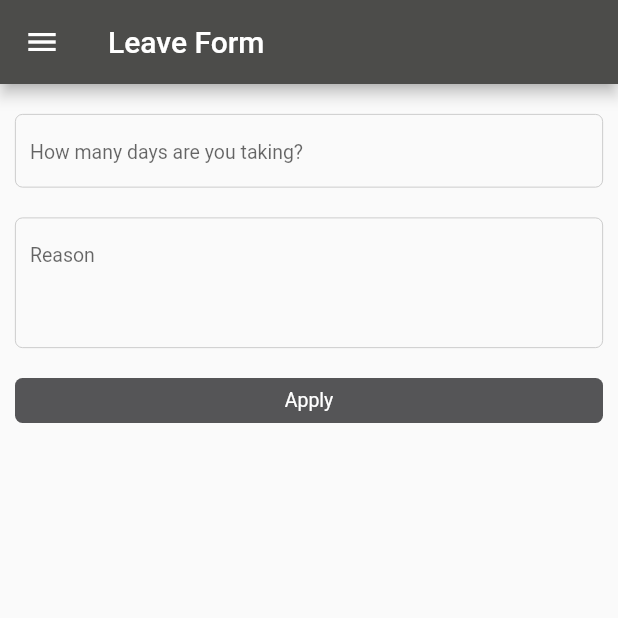
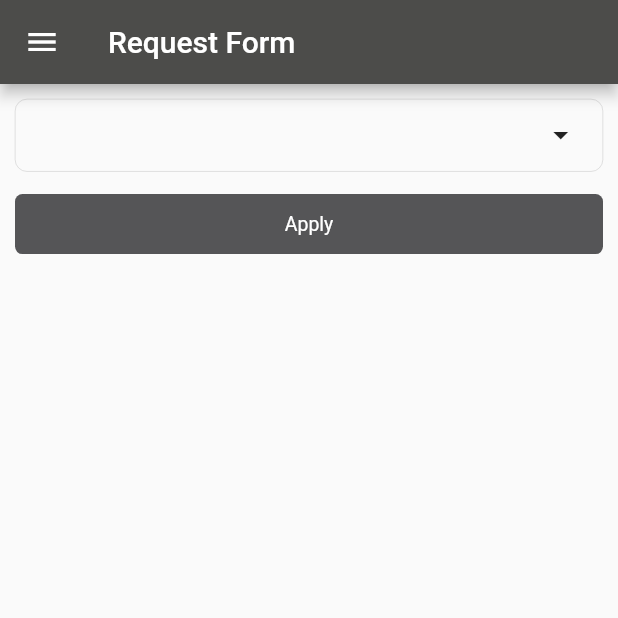
Before and after one commit to Nizam310/ess, a Flutter app: the DashBoard screen opened by its route, after a tap on "Apply for leave", on a phone screen of 412 x 824 dp, the top half of it. Run offline on Flutter 3.47's test engine with Material 2 defaults, Android fonts, the light colour scheme and no system bars; our stand-ins replace nb_utils; network calls fail.

Commit message:
new changes

```diff
--- a/lib/common_widgets/button.dart
+++ b/lib/common_widgets/button.dart
@@ -1,4 +1,5 @@
 import 'package:flutter/material.dart';
+import 'package:nb_utils/nb_utils.dart';
 
 class CusButton extends StatefulWidget {
   final String text;
@@ -43,13 +44,13 @@ class _CusButtonState extends State<CusButton> {
                 : (const Color(0xFF717173)),
             borderRadius: BorderRadius.circular(5),
           ),
-          height: 30,
+          height: 40,
           child: Center(
               child: Text(
             widget.text,
             style:
-                TextStyle(color: widget.textColor, fontSize: widget.textSize),
-          )),
+                TextStyle(color: widget.textColor??white, fontSize: widget.textSize),
+          )).paddingSymmetric(horizontal: 10,),
         ),
       ),
     );
--- /dev/null
+++ b/lib/common_widgets/drop_down.dart
@@ -0,0 +1,62 @@
+import 'package:flutter/material.dart';
+
+typedef ItemBuilder<T> = Widget Function(T item);
+typedef OnChanged<T> = void Function(T? value);
+
+class CusDropdown<T> extends StatelessWidget {
+  final List<T> items;
+  final T? value;
+  final ItemBuilder<T> itemBuilder;
+  final OnChanged<T>? onChanged;
+  final double? horPadding;
+  final double? verPadding;
+  const CusDropdown({
+    Key? key,
+    required this.items,
+    required this.itemBuilder,
+    this.value,
+    this.onChanged,
+    this.horPadding,
+    this.verPadding,
+  }) : super(key: key);
+
+  @override
+  Widget build(BuildContext context) {
+    return Container(
+      margin: EdgeInsets.symmetric(
+          horizontal: horPadding ?? 10, vertical: verPadding ?? 10),
+      padding: const EdgeInsets.symmetric(horizontal: 16.0),
+      decoration: BoxDecoration(
+        borderRadius: BorderRadius.circular(8.0),
+        border: Border.all(
+          color: Colors.grey,
+          width: 0.2,
+        ),
+      ),
+      child: Row(
+        children: [
+          Expanded(
+            child: DropdownButton<T>(
+              key: UniqueKey(),
+              value: value,
+              items: items
+                  .map<DropdownMenuItem<T>>((item) => DropdownMenuItem<T>(
+                        value: item,
+                        child: itemBuilder(item),
+                      ))
+                  .toList(),
+              onChanged: onChanged,
+              underline: Container(
+                height: 0,
+                color: Colors.transparent,
+              ),
+              icon: const Icon(null),
+              focusColor: Colors.transparent,
+            ),
+          ),
+          const Icon(Icons.arrow_drop_down)
+        ],
+      ),
+    );
+  }
+}
--- a/lib/dash_board/dash_board_provider.dart
+++ b/lib/dash_board/dash_board_provider.dart
@@ -1,8 +1,8 @@
 import 'package:employee_self_service_flutter/home/home_page.dart';
 import 'package:flutter/foundation.dart';
 
-import '../leave_form/leave_form.dart';
 import '../profile/profile.dart';
+import '../request_form/request_form.dart';
 import '../settings/settings.dart';
 
 class DashBoardVm extends ChangeNotifier {
@@ -12,7 +12,7 @@ class DashBoardVm extends ChangeNotifier {
   final List screen = const [
     Home(),
     Profile(),
-    LeaveForm(),
+    RequestForm(),
     Settings(),
   ];
 
--- a/lib/dash_board/dash_board_screen.dart
+++ b/lib/dash_board/dash_board_screen.dart
@@ -24,7 +24,7 @@ class DashBoard extends StatelessWidget {
                 : data.index == 1
                     ? "Profile"
                     : data.index == 2
-                        ? "Leave Form"
+                        ? "Request Form"
                         : data.index == 3
                             ? "Settings"
                             : ""),
@@ -89,7 +89,7 @@ class CusDrawer extends StatelessWidget {
           ),
           CusCard(
             icon: Icons.receipt_long,
-            title: "Leave Apply",
+            title: "Request Form",
             onTap: () {
               data.index = 2;
               Navigator.of(context).pop();
--- /dev/null
+++ b/lib/enum/enum.dart
@@ -0,0 +1,5 @@
+enum RequestType {
+  Leave,
+  Certificates,
+
+}
--- a/lib/leave_form/leave_form.dart
+++ /dev/null
@@ -1,49 +0,0 @@
-import 'package:employee_self_service_flutter/common_widgets/button.dart';
-import 'package:employee_self_service_flutter/common_widgets/text_field.dart';
-import 'package:employee_self_service_flutter/dash_board/dash_board_provider.dart';
-import 'package:employee_self_service_flutter/leave_form/leave_form_provider.dart';
-import 'package:flutter/cupertino.dart';
-import 'package:nb_utils/nb_utils.dart';
-import 'package:provider/provider.dart';
-
-class LeaveForm extends StatelessWidget {
-
-  const LeaveForm({Key? key,}) : super(key: key);
-
-  @override
-  Widget build(BuildContext context) {
-    return ChangeNotifierProvider(
-      create: (_) => LeaveFormVm(),
-      child: Consumer2<LeaveFormVm, DashBoardVm>(
-          builder: (context, data, dashData, _) {
-        return SingleChildScrollView(
-          child: Column(
-            children: [
-              CusTextField(
-                controller: data.days,
-                onChanged: (val) {},
-                hintText: "How many days are you taking?",
-              ).paddingSymmetric(horizontal: 10, vertical: 10),
-              CusTextField(
-                controller: data.reason,
-                onChanged: (val) {},
-                maxLines: 3,
-                hintText: "Reason",
-              ).paddingSymmetric(horizontal: 10, vertical: 10),
-              CusButton(
-                text: "Apply",
-                onTap: () {
-                  dashData.index = 0;
-                  dashData.refresh();
-                },
-                // color: const red,
-                textColor: CupertinoColors.white,
-                textSize: 13,
-              ).paddingSymmetric(horizontal: 10, vertical: 10),
-            ],
-          ).paddingSymmetric(vertical: 10),
-        );
-      }),
-    );
-  }
-}
--- a/lib/leave_form/leave_form_provider.dart
+++ /dev/null
@@ -1,6 +0,0 @@
-import 'package:flutter/material.dart';
-
-class LeaveFormVm extends ChangeNotifier{
-  TextEditingController reason = TextEditingController();
-  TextEditingController days = TextEditingController();
-}
--- a/lib/main.dart
+++ b/lib/main.dart
@@ -3,7 +3,7 @@ import 'package:employee_self_service_flutter/login/login_screen.dart';
 import 'package:flutter/material.dart';
 
 import 'dash_board/dash_board_screen.dart';
-import 'leave_form/leave_form.dart';
+import 'request_form/request_form.dart';
 
 void main() {
   runApp(const MyApp());
@@ -30,7 +30,7 @@ class MyApp extends StatelessWidget {
         '/dash': (context) => const DashBoard(),
         '/home': (context) => const Home(),
         '/profile': (context) => const DashBoard(),
-        '/leave': (context) => const LeaveForm(),
+        '/leave': (context) => const RequestForm(),
       },
     );
   }
--- /dev/null
+++ b/lib/request_form/request_form.dart
@@ -0,0 +1,119 @@
+import 'package:employee_self_service_flutter/common_widgets/button.dart';
+import 'package:employee_self_service_flutter/common_widgets/text_field.dart';
+import 'package:employee_self_service_flutter/dash_board/dash_board_provider.dart';
+import 'package:employee_self_service_flutter/request_form/request_form_provider.dart';
+import 'package:flutter/cupertino.dart';
+import 'package:flutter/material.dart';
+import 'package:nb_utils/nb_utils.dart';
+import 'package:provider/provider.dart';
+
+import '../common_widgets/drop_down.dart';
+import '../enum/enum.dart';
+
+class RequestForm extends StatelessWidget {
+  const RequestForm({
+    Key? key,
+  }) : super(key: key);
+
+  @override
+  Widget build(BuildContext context) {
+    return ChangeNotifierProvider(
+      create: (_) => RequestFormVm(),
+      child: Consumer2<RequestFormVm, DashBoardVm>(
+          builder: (context, data, dashData, _) {
+        return SingleChildScrollView(
+          child: Column(
+            children: [
+              CusDropdown<RequestType>(
+                verPadding: 5,
+                value: data.type,
+                items: RequestType.values,
+                itemBuilder: (type) => Text(type.name),
+                onChanged: (RequestType? value) {
+                  if (value != null) data.type = value;
+                  data.refresh();
+                },
+              ),
+              Visibility(
+                visible: data.type == RequestType.Leave,
+                child: Column(
+                  children: [
+                    Card(
+                      child: Row(
+                        children: [
+                          Expanded(
+                            child: Column(
+                              crossAxisAlignment: CrossAxisAlignment.start,
+                              children: const [
+                                Text("Available Leaves: 5"),
+                                Text("Leaves Taken: 5"),
+                              ],
+                            ).paddingSymmetric(horizontal: 10, vertical: 10),
+                          ),
+                        ],
+                      ),
+                    ).paddingSymmetric(horizontal: 8, vertical: 5),
+                    Visibility(
+                      visible: !(data.leaveType == "Other"),
+                      child: CusDropdown<String>(
+                        verPadding: 5,
+                        value: data.leaveType,
+                        items: data.leaveList,
+                        itemBuilder: (type) => Text(type),
+                        onChanged: (String? value) {
+                          if (value != null) data.leaveType = value;
+                          data.refresh();
+                        },
+                      ),
+                    ),
+                    Visibility(
+                      visible: (data.leaveType == "Other"),
+                      child: Row(mainAxisAlignment: MainAxisAlignment.spaceBetween,
+                        children: [
+                          Expanded(
+                                  child: CusTextField(
+                                      controller: data.otherLeave,
+                                      onChanged: (val) {}).paddingSymmetric(horizontal: 10)),
+
+                          CusButton(
+                              text: "text",
+                              onTap: () {
+                                data.leaveList.add(data.otherLeave.text);
+                                data.leaveType="";
+                                data.otherLeave.clear();
+                                data.refresh();
+                              }).paddingRight(11)
+                        ],
+                      ).paddingSymmetric(vertical: 5),
+                    ),
+                    CusTextField(
+                      controller: data.days,
+                      onChanged: (val) {},
+                      hintText: "How many days are you taking?",
+                    ).paddingSymmetric(horizontal: 10, vertical: 5),
+                    CusTextField(
+                      controller: data.reason,
+                      onChanged: (val) {},
+                      maxLines: 3,
+                      hintText: "Reason",
+                    ).paddingSymmetric(horizontal: 10, vertical: 5),
+                  ],
+                ),
+              ),
+              CusButton(
+                text: "Apply",
+                onTap: () {
+                  dashData.index = 0;
+                  dashData.refresh();
+                },
+                // color: const red,
+                textColor: CupertinoColors.white,
+                textSize: 13,
+              ).paddingSymmetric(horizontal: 10, vertical: 10),
+            ],
+          ).paddingSymmetric(vertical: 5),
+        );
+      }),
+    );
+  }
+}
--- /dev/null
+++ b/lib/request_form/request_form_provider.dart
@@ -0,0 +1,16 @@
+import 'package:employee_self_service_flutter/enum/enum.dart';
+import 'package:flutter/material.dart';
+
+class RequestFormVm extends ChangeNotifier{
+  TextEditingController reason = TextEditingController();
+  TextEditingController days = TextEditingController();
+  TextEditingController otherLeave = TextEditingController();
+  String? leaveType;
+  List<String> leaveList =<String>[
+    "Medical","Casual","Other"
+  ];
+  RequestType? type;
+  refresh(){
+    notifyListeners();
+  }
+}
```
